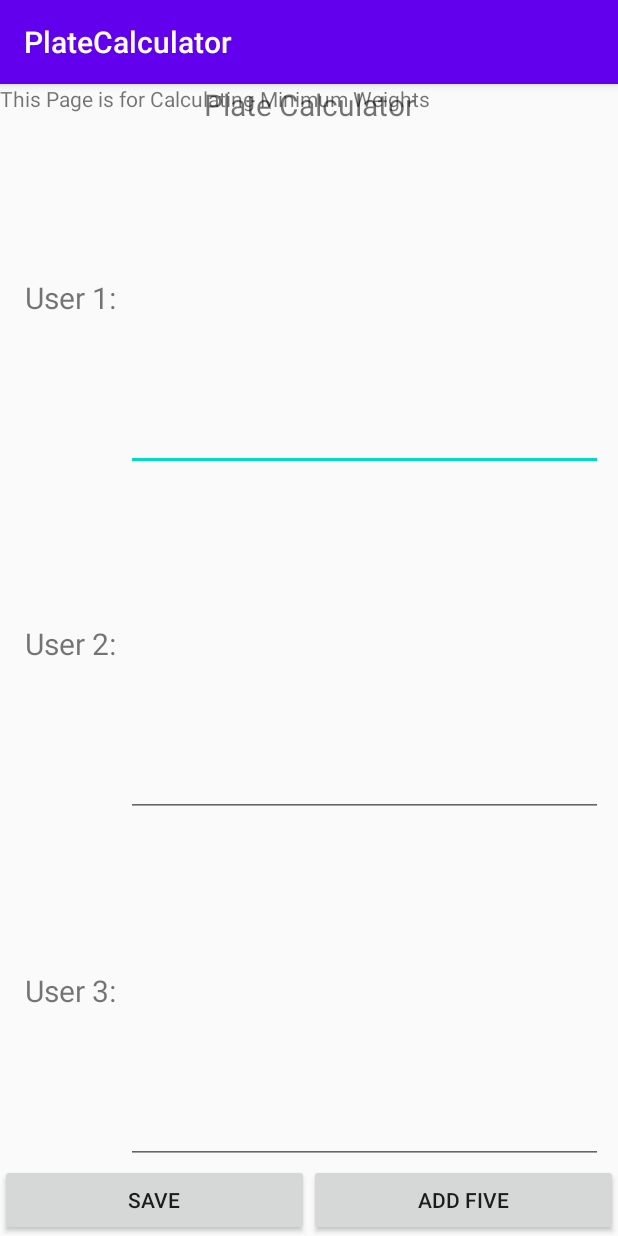
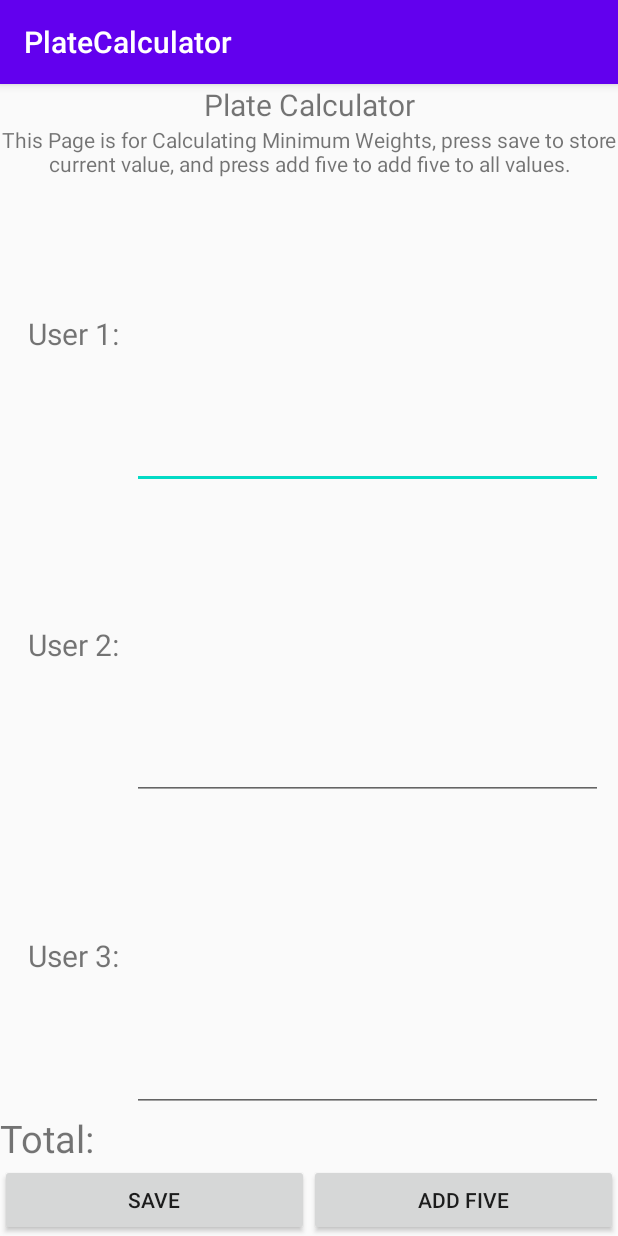
Before and after one commit to ge9598/PlateCalculator, an Android app: the CalculateActivity screen opened directly, with no data from a screen before it, on a phone screen of 412 x 824 dp. Run offline under Robolectric (Android 15) with nearby library versions, the phone set to English and light mode, and no system bars.

Commit message:
Layout, sharedPreference done. Output in process.

```diff
--- a/app/src/main/java/com/example/platecalculator/CalculateActivity.java
+++ b/app/src/main/java/com/example/platecalculator/CalculateActivity.java
@@ -2,13 +2,51 @@ package com.example.platecalculator;
 
 import androidx.appcompat.app.AppCompatActivity;
 
+import android.content.Context;
+import android.content.SharedPreferences;
 import android.os.Bundle;
+import android.widget.Button;
+import android.widget.EditText;
+import android.widget.Toast;
 
 public class CalculateActivity extends AppCompatActivity {
-
+    EditText edtUser1;
+    EditText edtUser2;
+    EditText edtUser3;
+    Button btnSave;
+    Button btnAddFive;
+    public static final String PLATE_45 = "PLATE_45";
+    public static final String PLATE_35 = "PLATE_35";
+    public static final String PLATE_25 = "PLATE_25";
+    public static final String PLATE_10 = "PLATE_10";
+    public static final String PLATE_5 = "PLATE_5";
+    public static final String PLATE_2_5 = "PLATE_2_5";
+    public static final String PLATE_1_25 = "PLATE_1_25";
     @Override
     protected void onCreate(Bundle savedInstanceState) {
         super.onCreate(savedInstanceState);
         setContentView(R.layout.activity_calculate);
+        edtUser1 = findViewById(R.id.User1);
+        edtUser2 = findViewById(R.id.User2);
+        edtUser3 = findViewById(R.id.User3);
+        btnSave = findViewById(R.id.btnSave1);
+        btnAddFive = findViewById(R.id.btnaddFiveToAll);
+
+    }
+
+    @Override
+    protected void onStart() {
+        super.onStart();
+        SharedPreferences prefInfo = getSharedPreferences(MainActivity.SP_NAME, Context.MODE_PRIVATE);
+        String plate45 = prefInfo.getString(PLATE_45, null);
+        String plate35 = prefInfo.getString(PLATE_35, null);
+        String plate25 = prefInfo.getString(PLATE_25, null);
+        String plate10 = prefInfo.getString(PLATE_10, null);
+        String plate5 = prefInfo.getString(PLATE_5, null);
+        String plate2_5 = prefInfo.getString(PLATE_2_5, null);
+        String plate1_25 = prefInfo.getString(PLATE_1_25, null);
+        Toast.makeText(getApplicationContext(), plate45 + plate35 + plate25 + plate10 + plate5, Toast.LENGTH_SHORT).show();
+
+
     }
 }
--- a/app/src/main/res/layout/activity_calculate.xml
+++ b/app/src/main/res/layout/activity_calculate.xml
@@ -1,6 +1,5 @@
 <?xml version="1.0" encoding="utf-8"?>
 <RelativeLayout xmlns:android="http://schemas.android.com/apk/res/android"
-    xmlns:app="http://schemas.android.com/apk/res-auto"
     xmlns:tools="http://schemas.android.com/tools"
     android:layout_width="match_parent"
     android:layout_height="match_parent"
@@ -10,21 +9,27 @@
         android:layout_width="match_parent"
         android:layout_height="wrap_content"
         android:text="Plate Calculator"
-        android:textSize="20dp"
+        android:textSize="20sp"
         android:gravity="center"
         android:id="@+id/title"
         android:layout_centerHorizontal="true"
         />
+
     <TextView
         android:layout_width="match_parent"
         android:layout_height="wrap_content"
-        android:text="This Page is for Calculating Minimum Weights"/>
+        android:layout_above="@+id/plates"
+        android:layout_below="@+id/title"
+        android:id="@+id/txtExplain"
+        android:gravity="center"
+        android:text="This Page is for Calculating Minimum Weights, press save to store current value,
+and press add five to add five to all values." />
     <LinearLayout
-        android:layout_below="@+id/title"
-        android:layout_above="@+id/layoutControl"
-        android:id="@+id/plates"
+        android:layout_below="@+id/txtExplain"
+        android:layout_above="@+id/Calculation"
+        android:id="@+id/plates1"
         android:layout_width="match_parent"
-        android:layout_height="wrap_content"
+        android:layout_height="match_parent"
         android:layout_marginStart="10dp"
         android:layout_marginEnd="10dp"
         android:orientation="vertical">
@@ -45,7 +50,7 @@
                 android:textSize="20dp" />
 
             <EditText
-                android:layout_width="wrap_content"
+                android:layout_width="0dp"
                 android:layout_height="match_parent"
                 android:textSize="25dp"
                 android:id="@+id/User1"
@@ -67,10 +72,10 @@
                 android:gravity="center"
                 android:layout_weight="0.5"/>
             <EditText
-                android:layout_width="wrap_content"
+                android:layout_width="0dp"
                 android:layout_height="match_parent"
                 android:textSize="25dp"
-                android:id="@+id/plates25"
+                android:id="@+id/User2"
                 android:gravity="center"
                 android:layout_weight="2"/>
         </LinearLayout>
@@ -89,20 +94,30 @@
                 android:gravity="center"
                 android:layout_weight="0.5" />
             <EditText
-                android:layout_width="wrap_content"
+                android:layout_width="0dp"
                 android:layout_height="match_parent"
                 android:textSize="25dp"
-                android:id="@+id/plates10"
+                android:id="@+id/User3"
                 android:gravity="center"
                 android:layout_weight="2"/>
         </LinearLayout>
+
     </LinearLayout>
     <LinearLayout
         android:layout_below="@+id/plates"
         android:layout_above="@+id/layoutControl"
         android:layout_width="match_parent"
+        android:id="@+id/Calculation"
         android:orientation="vertical"
-        android:layout_height="match_parent">
+        android:layout_height="wrap_content">
+        <TextView
+            android:layout_width="wrap_content"
+            android:layout_height="match_parent"
+            android:textSize="25sp"
+            android:layout_weight="0.5"
+            android:text="Total:"
+        />
+
 
         </LinearLayout>
     <LinearLayout
@@ -114,13 +129,13 @@
 
 
         <Button
-            android:id="@+id/btnSave"
+            android:id="@+id/btnSave1"
             android:layout_width="0dp"
             android:layout_height="wrap_content"
             android:layout_weight="1"
             android:text="Save" />
         <Button
-            android:id="@+id/addFiveToAll"
+            android:id="@+id/btnaddFiveToAll"
             android:layout_width="0dp"
             android:layout_height="wrap_content"
             android:layout_weight="1"
--- a/app/src/main/res/values/strings.xml
+++ b/app/src/main/res/values/strings.xml
@@ -1,6 +1,6 @@
 <resources>
     <string name="app_name">PlateCalculator</string>
-    <string name="Plate45">4</string>
+    <string name="Plate45">dd</string>
     <string name="Plate35">2</string>
     <string name="Plate25">4</string>
     <string name="Plate10">2</string>
```
Also changed, not shown: app/src/main/java/com/example/platecalculator/MainActivity.java (+44 -26 lines).
